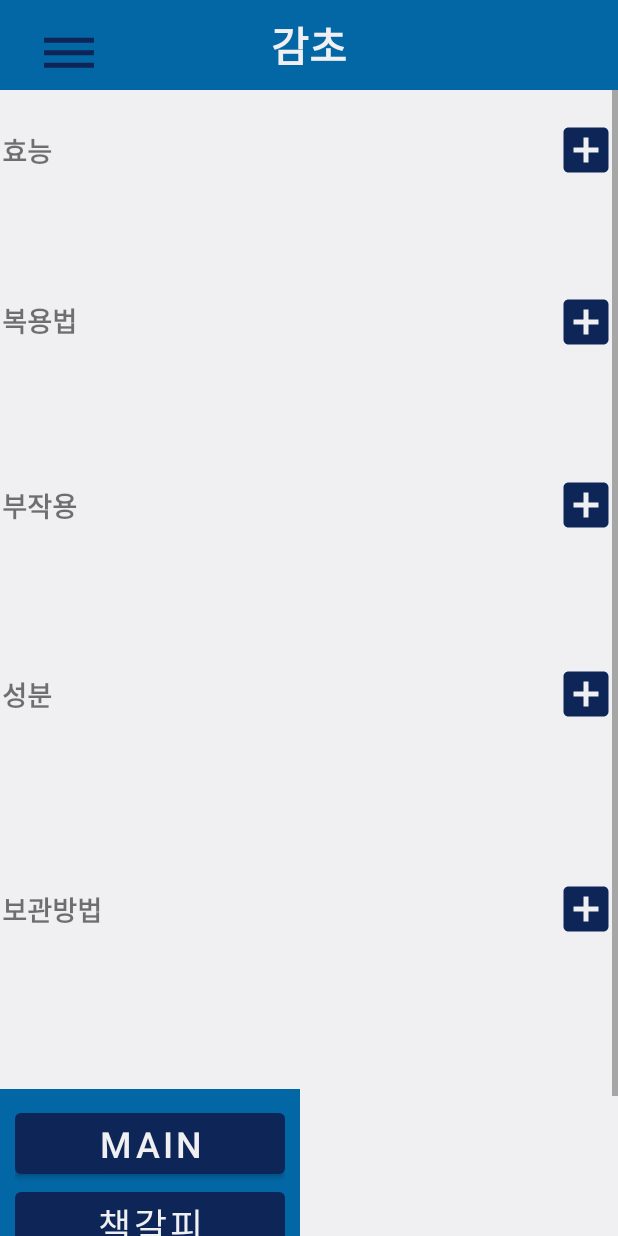
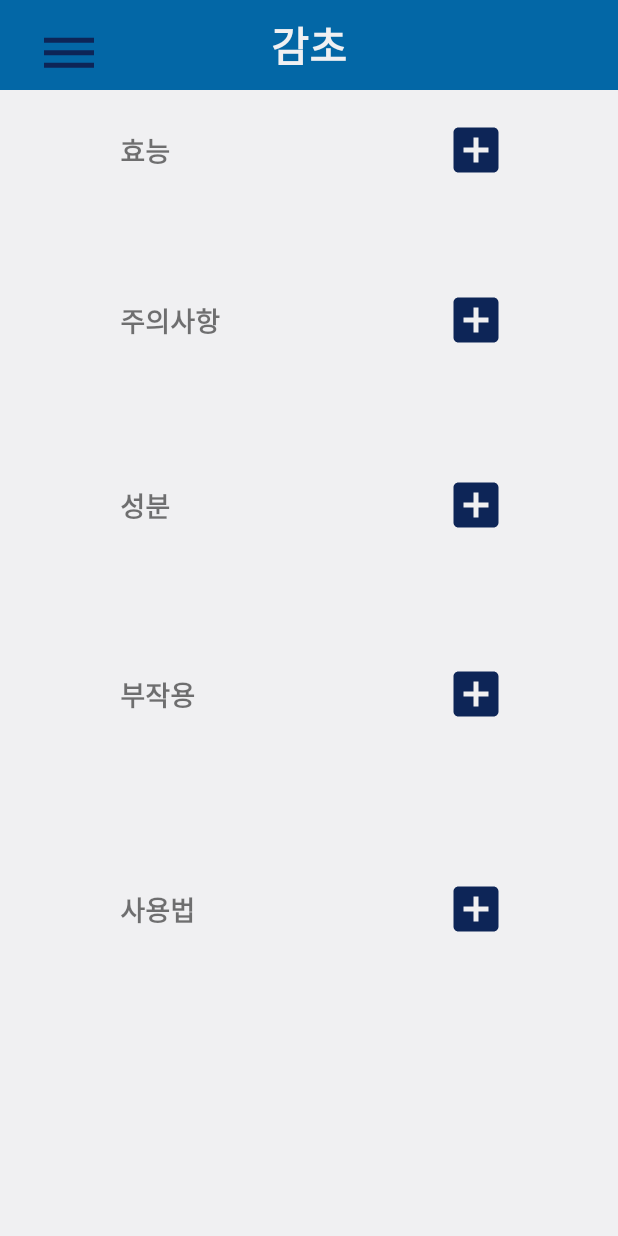
Before and after one commit to dannysir/pharmacy, an Android app: the explain screen opened directly, with no data from a screen before it, on a phone screen of 412 x 824 dp. Run offline under Robolectric (Android 15) with nearby library versions, the phone set to English and light mode, and no system bars.

Commit message:
레이아웃 화면 조정

```diff
--- a/Pharmacy/app/src/main/res/layout/explain.xml
+++ b/Pharmacy/app/src/main/res/layout/explain.xml
@@ -11,7 +11,6 @@
 
     <TextView
         android:id="@+id/textTitle"
-
         android:layout_width="match_parent"
         android:layout_height="60dp"
         android:background="@color/menucolor"
@@ -27,7 +26,7 @@
 
 
     <Button
-        android:id="@+id/butMenu2"
+        android:id="@+id/butMenu"
         android:layout_width="40dp"
         android:layout_height="40dp"
         android:background="@drawable/ic_menu"
@@ -73,38 +72,37 @@
                     android:layout_width="match_parent"
                     android:layout_height="wrap_content">
 
+                    <TextView
+                        android:id="@+id/textView"
+                        android:layout_width="140dp"
+                        android:layout_height="wrap_content"
+                        android:layout_gravity="start"
+                        android:text="@string/explain_effect"
+                        android:layout_marginStart="80dp"
+                        android:textSize="18sp"
+                        android:textStyle="bold"
+                        app:layout_constraintBottom_toBottomOf="parent"
+                        app:layout_constraintHorizontal_bias="0.0"
+                        app:layout_constraintStart_toStartOf="parent"
+                        app:layout_constraintTop_toTopOf="parent"
+                        tools:ignore="TextContrastCheck" />
 
                     <Button
                         android:id="@+id/btn"
                         android:layout_width="40dp"
                         android:layout_height="40dp"
                         android:layout_gravity="end"
-                        android:layout_marginEnd="1dp"
-                        android:layout_weight="0"
                         android:background="@drawable/plus_btn"
                         app:layout_constraintBottom_toBottomOf="parent"
                         app:layout_constraintEnd_toEndOf="parent"
-                        app:layout_constraintHorizontal_bias="1.0"
+                        app:layout_constraintHorizontal_bias="0.800"
                         app:layout_constraintStart_toStartOf="parent"
                         app:layout_constraintTop_toTopOf="parent"
                         app:layout_constraintVertical_bias="0.0"
-                        tools:ignore="SpeakableTextPresentCheck,TouchTargetSizeCheck" />
+                        tools:ignore="SpeakableTextPresentCheck,TouchTargetSizeCheck"
+                        />
 
-                    <TextView
-                        android:id="@+id/textView"
-                        android:layout_width="154dp"
-                        android:layout_height="wrap_content"
-                        android:layout_gravity="start"
-                        android:layout_marginStart="1dp"
-                        android:text="@string/effect"
-                        android:textSize="18sp"
-                        android:textStyle="bold"
-                        app:layout_constraintBottom_toBottomOf="parent"
-                        app:layout_constraintEnd_toStartOf="@+id/btn"
-                        app:layout_constraintHorizontal_bias="0.0"
-                        app:layout_constraintStart_toStartOf="parent"
-                        app:layout_constraintTop_toTopOf="parent"
-                        tools:ignore="TextContrastCheck" />
+
 
                 </androidx.constraintlayout.widget.ConstraintLayout>
             </LinearLayout>
@@ -121,36 +119,36 @@
                     android:layout_width="match_parent"
                     android:layout_height="wrap_content">
 
+                    <TextView
+                        android:id="@+id/textView2"
+                        android:layout_width="140dp"
+                        android:layout_height="wrap_content"
+                        android:layout_gravity="start"
+                        android:layout_marginStart="80dp"
+                        android:text="@string/explain_caution"
+                        android:textSize="18sp"
+                        android:textStyle="bold"
+                        app:layout_constraintBottom_toBottomOf="parent"
+                        app:layout_constraintStart_toStartOf="parent"
+                        app:layout_constraintTop_toTopOf="parent"
+                        app:layout_constraintHorizontal_bias="0.0"
+                        tools:ignore="TextContrastCheck" />
+
                     <Button
                         android:id="@+id/btn2"
                         android:layout_width="40dp"
                         android:layout_height="40dp"
                         android:layout_gravity="end"
-                        android:layout_marginTop="5dp"
-                        android:layout_marginEnd="1dp"
-                        android:layout_weight="0"
                         android:background="@drawable/plus_btn"
-                        app:layout_constraintBottom_toBottomOf="@+id/textView2"
+                        app:layout_constraintBottom_toBottomOf="parent"
                         app:layout_constraintEnd_toEndOf="parent"
-                        app:layout_constraintHorizontal_bias="1.0"
-                        app:layout_constraintStart_toEndOf="@+id/textView2"
-                        app:layout_constraintTop_toTopOf="@+id/textView2"
-                        app:layout_constraintVertical_bias="0.619"
+                        app:layout_constraintHorizontal_bias="0.800"
+                        app:layout_constraintStart_toStartOf="parent"
+                        app:layout_constraintTop_toTopOf="parent"
+                        app:layout_constraintVertical_bias="0.0"
                         tools:ignore="SpeakableTextPresentCheck,TouchTargetSizeCheck" />
 
-                    <TextView
-                        android:id="@+id/textView2"
-                        android:layout_width="154dp"
-                        android:layout_height="wrap_content"
-                        android:layout_gravity="start"
-                        android:layout_marginStart="1dp"
-                        android:text="@string/effect_2"
-                        android:textSize="18sp"
-                        android:textStyle="bold"
-                        app:layout_constraintBottom_toBottomOf="parent"
-                        app:layout_constraintStart_toStartOf="parent"
-                        app:layout_constraintTop_toTopOf="parent"
-                        tools:ignore="TextContrastCheck" />
+
                 </androidx.constraintlayout.widget.ConstraintLayout>
 
 
@@ -166,26 +164,14 @@
                     android:layout_width="match_parent"
                     android:layout_height="wrap_content">
 
-                    <Button
-                        android:id="@+id/btn3"
-                        android:layout_width="40dp"
-                        android:layout_height="40dp"
-                        android:layout_gravity="end"
-                        android:layout_marginEnd="1dp"
-                        android:background="@drawable/plus_btn"
-                        app:layout_constraintBottom_toBottomOf="parent"
-                        app:layout_constraintEnd_toEndOf="parent"
-                        app:layout_constraintTop_toTopOf="parent"
-                        app:layout_constraintVertical_bias="0.0"
-                        tools:ignore="SpeakableTextPresentCheck,TouchTargetSizeCheck" />
 
                     <TextView
                         android:id="@+id/textView3"
-                        android:layout_width="154dp"
+                        android:layout_width="140dp"
                         android:layout_height="wrap_content"
                         android:layout_gravity="start"
-                        android:layout_marginStart="1dp"
-                        android:text="@string/effect_3"
+                        android:layout_marginStart="80dp"
+                        android:text="@string/explain_component"
                         android:textSize="18sp"
                         android:textStyle="bold"
                         app:layout_constraintBottom_toBottomOf="parent"
@@ -194,6 +180,22 @@
                         app:layout_constraintStart_toStartOf="parent"
                         app:layout_constraintTop_toTopOf="parent"
                         tools:ignore="TextContrastCheck" />
+
+                    <Button
+                        android:id="@+id/btn3"
+                        android:layout_width="40dp"
+                        android:layout_height="40dp"
+                        android:layout_gravity="end"
+                        android:background="@drawable/plus_btn"
+                        app:layout_constraintBottom_toBottomOf="parent"
+                        app:layout_constraintEnd_toEndOf="parent"
+                        app:layout_constraintHorizontal_bias="0.800"
+                        app:layout_constraintStart_toStartOf="parent"
+                        app:layout_constraintTop_toTopOf="parent"
+                        app:layout_constraintVertical_bias="0.0"
+                        tools:ignore="SpeakableTextPresentCheck,TouchTargetSizeCheck" />
+
+
                 </androidx.constraintlayout.widget.ConstraintLayout>
             </LinearLayout>
 
@@ -207,27 +209,13 @@
                     android:layout_width="match_parent"
                     android:layout_height="wrap_content">
 
-
-                    <Button
-                        android:id="@+id/btn4"
-                        android:layout_width="40dp"
-                        android:layout_height="40dp"
-                        android:layout_gravity="end"
-                        android:layout_marginEnd="1dp"
-                        android:background="@drawable/plus_btn"
-                        app:layout_constraintBottom_toBottomOf="parent"
-                        app:layout_constraintEnd_toEndOf="parent"
-                        app:layout_constraintTop_toTopOf="parent"
-                        app:layout_constraintVertical_bias="1.0"
-                        tools:ignore="TouchTargetSizeCheck,SpeakableTextPresentCheck" />
-
                     <TextView
                         android:id="@+id/textView4"
-                        android:layout_width="154dp"
+                        android:layout_width="140dp"
                         android:layout_height="wrap_content"
                         android:layout_gravity="start"
-                        android:layout_marginStart="1dp"
-                        android:text="@string/effect_4"
+                        android:layout_marginStart="80dp"
+                        android:text="@string/explain_side_effect"
                         android:textSize="18sp"
                         android:textStyle="bold"
                         app:layout_constraintBottom_toBottomOf="parent"
@@ -236,6 +224,25 @@
                         app:layout_constraintStart_toStartOf="parent"
                         app:layout_constraintTop_toTopOf="parent"
                         tools:ignore="TextContrastCheck" />
+
+
+
+
+                    <Button
+                        android:id="@+id/btn4"
+                        android:layout_width="40dp"
+                        android:layout_height="40dp"
+                        android:layout_gravity="end"
+                        android:background="@drawable/plus_btn"
+                        app:layout_constraintBottom_toBottomOf="parent"
+                        app:layout_constraintEnd_toEndOf="parent"
+                        app:layout_constraintTop_toTopOf="parent"
+                        app:layout_constraintStart_toStartOf="parent"
+                        app:layout_constraintHorizontal_bias="0.800"
+                        app:layout_constraintVertical_bias="0.0"
+                        tools:ignore="TouchTargetSizeCheck,SpeakableTextPresentCheck" />
+
+
 
                 </androidx.constraintlayout.widget.ConstraintLayout>
             </LinearLayout>
@@ -250,28 +257,13 @@
                     android:layout_width="match_parent"
                     android:layout_height="wrap_content">
 
-                    <Button
-                        android:id="@+id/btn5"
-                        android:layout_width="40dp"
-                        android:layout_height="40dp"
-                        android:layout_gravity="end"
-                        android:layout_marginEnd="1dp"
-                        android:background="@drawable/plus_btn"
-                        app:layout_constraintBottom_toBottomOf="parent"
-                        app:layout_constraintEnd_toEndOf="parent"
-                        app:layout_constraintHorizontal_bias="1.0"
-                        app:layout_constraintStart_toStartOf="parent"
-                        app:layout_constraintTop_toTopOf="parent"
-                        app:layout_constraintVertical_bias="0.0"
-                        tools:ignore="TouchTargetSizeCheck,SpeakableTextPresentCheck" />
-
                     <TextView
                         android:id="@+id/textView5"
-                        android:layout_width="154dp"
+                        android:layout_width="140dp"
                         android:layout_height="wrap_content"
                         android:layout_gravity="start"
-                        android:layout_marginStart="1dp"
-                        android:text="@string/effect_5"
+                        android:layout_marginStart="80dp"
+                        android:text="@string/explain_use"
                         android:textSize="18sp"
                         android:textStyle="bold"
                         app:layout_constraintBottom_toBottomOf="parent"
@@ -280,53 +272,22 @@
                         app:layout_constraintStart_toStartOf="parent"
                         app:layout_constraintTop_toTopOf="parent"
                         tools:ignore="TextContrastCheck" />
+
+                    <Button
+                        android:id="@+id/btn5"
+                        android:layout_width="40dp"
+                        android:layout_height="40dp"
+                        android:layout_gravity="end"
+                        android:background="@drawable/plus_btn"
+                        app:layout_constraintBottom_toBottomOf="parent"
+                        app:layout_constraintEnd_toEndOf="parent"
+                        app:layout_constraintTop_toTopOf="parent"
+                        app:layout_constraintStart_toStartOf="parent"
+                        app:layout_constraintHorizontal_bias="0.800"
+                        app:layout_constraintVertical_bias="0.0"
+                        tools:ignore="TouchTargetSizeCheck,SpeakableTextPresentCheck" />
+
                 </androidx.constraintlayout.widget.ConstraintLayout>
-
-
-
-            </LinearLayout>
-
-            <LinearLayout
-                android:layout_width="200dp"
-                android:layout_height="match_parent"
-                android:layout_gravity="left"
-                android:background="@color/menucolor"
-                android:orientation="vertical"
-                android:padding="10dp">
-
-                <Button
-                    android:id="@+id/tomain"
-                    android:layout_width="match_parent"
-                    android:layout_height="wrap_content"
-                    android:gravity="center"
-                    android:text="Main"
-                    android:textColor="@color/maintitle"
-                    android:textSize="24sp" />
-
-                <Button
-                    android:id="@+id/tobook"
-                    android:layout_width="match_parent"
-                    android:layout_height="wrap_content"
-                    android:gravity="center"
-                    android:text="책갈피"
-                    android:textColor="@color/maintitle"
-                    android:textSize="24sp" />
-
-                <Button
-                    android:id="@+id/topharmacy"
-                    android:layout_width="match_parent"
-                    android:layout_height="wrap_content"
-                    android:gravity="center"
-                    android:text="약국 찾기"
-                    android:textColor="@color/maintitle"
-                    android:textSize="24sp" />
-
-                <View
-                    android:layout_width="1dp"
-                    android:layout_height="match_parent"
-                    android:layout_marginVertical="10dp"
-                    android:background="@color/menucolor" />
-
             </LinearLayout>
 
             <androidx.constraintlayout.widget.ConstraintLayout
@@ -335,7 +296,5 @@
 
             </androidx.constraintlayout.widget.ConstraintLayout>
         </LinearLayout>
-
-
     </ScrollView>
 </androidx.constraintlayout.widget.ConstraintLayout>
--- a/Pharmacy/app/src/main/res/values/strings.xml
+++ b/Pharmacy/app/src/main/res/values/strings.xml
@@ -1,13 +1,13 @@
 <resources>
     <string name="app_name">My Application</string>
     <string name="btn">btn</string>
-    <string name="effect">효능</string>
+    <string name="explain_effect">효능</string>
     <string name="effect_ex">이 약품은 심근 경색 및</string>
     <string name="title">감초</string>
-    <string name="effect_2">복용법</string>
-    <string name="effect_3">부작용</string>
-    <string name="effect_4">성분</string>
-    <string name="effect_5">보관방법</string>
+    <string name="explain_caution">주의사항</string>
+    <string name="explain_side_effect">부작용</string>
+    <string name="explain_component">성분</string>
+    <string name="explain_use">사용법</string>
     <string name="component2">성분</string>
     <string name="component3">성분</string>
     <string name="extended">이 약은 심근 경색, 뇌경색, 불안정형 협심증에서 혈전 생성 억제와 관솽 동맥 우회술 또는 경피경관 관상동맥 성형술 후 혈전 생성 억제와 고위험군환자에서 심혈관계 위험성 감소에 사용합니다.</string>
@@ -16,4 +16,6 @@
     <string name="component_2">성분</string>
     <string name="component_3">사람혈액응고제</string>
     <string name="use">사용법</string>
+
+
 </resources>
```
Also changed, not shown: Pharmacy/app/src/main/res/layout/component_extended.xml (+46 -41 lines), Pharmacy/app/src/main/res/layout/explain_extend.xml (+51 -38 lines).
